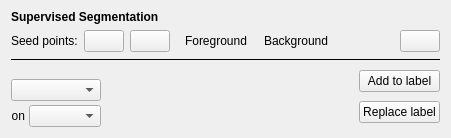
Before: the Qt Designer form subscription_gui/labels/graphsegwidget.ui in ajaskier/gerbil, drawn with Qt 5.
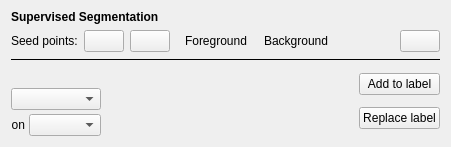
After: the same form once the commit is applied. Icons and pictures are not drawn. Custom widgets are drawn as their Qt base class.

Diff of the .ui file:
```diff
--- a/subscription_gui/labels/graphsegwidget.ui
+++ b/subscription_gui/labels/graphsegwidget.ui
@@ -7,7 +7,7 @@
     <x>0</x>
     <y>0</y>
     <width>451</width>
-    <height>138</height>
+    <height>147</height>
    </rect>
   </property>
   <layout class="QVBoxLayout" name="verticalLayout">
```
Left out of the diff: 8 changed lines with no effect on the pictures.
